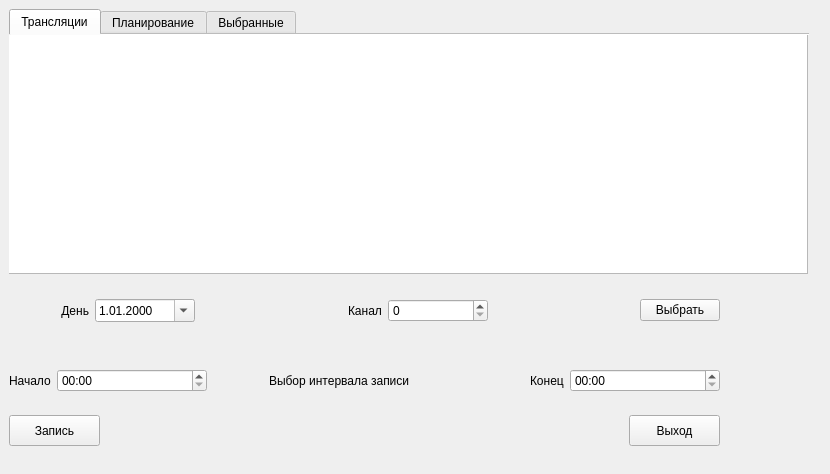
Qt form tv_rec/mainwindow.ui (ilginzburg/TV_Recorder) before a commit.
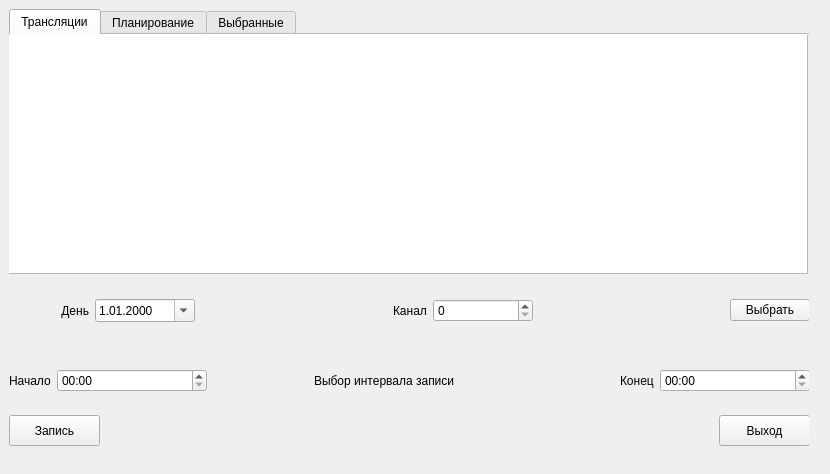
The same form after that commit. The open tabs and pages were chosen to show the change.

What changed in the file:
```diff
--- a/tv_rec/mainwindow.ui
+++ b/tv_rec/mainwindow.ui
@@ -66,7 +66,7 @@
          <rect>
           <x>0</x>
           <y>320</y>
-          <width>711</width>
+          <width>801</width>
           <height>52</height>
          </rect>
         </property>
@@ -209,7 +209,7 @@
          <rect>
           <x>0</x>
           <y>250</y>
-          <width>711</width>
+          <width>801</width>
           <height>51</height>
          </rect>
         </property>
@@ -344,7 +344,7 @@
        <widget class="QPushButton" name="ExitPushButton">
         <property name="geometry">
          <rect>
-          <x>620</x>
+          <x>710</x>
           <y>380</y>
           <width>91</width>
           <height>31</height>
```
Left out of the diff: 2 changed lines with no effect on the pictures.
